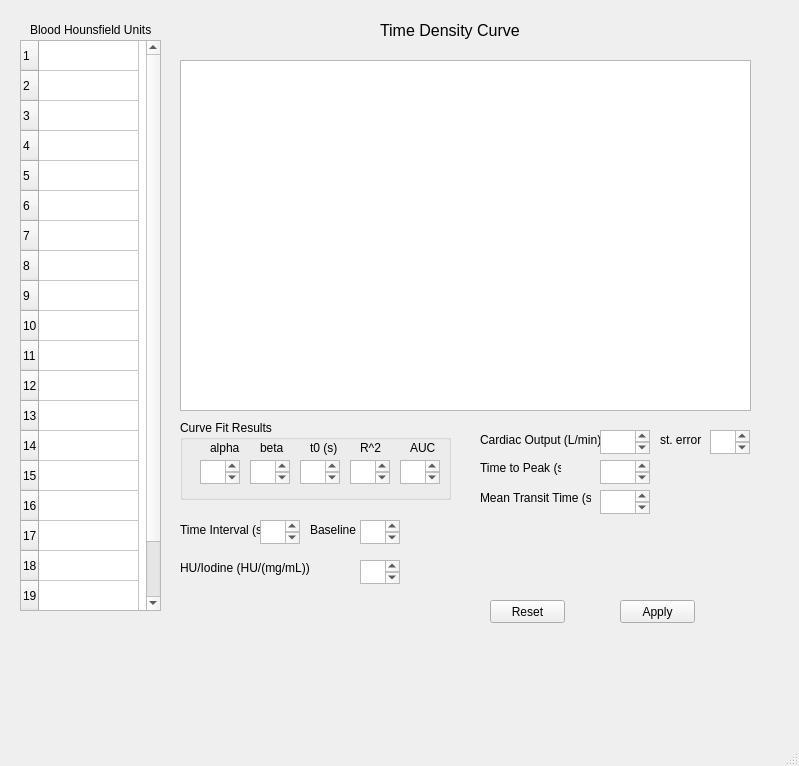
ogdenk/COCalculator, file Cocalc_mainwindow.ui: the form before one commit.
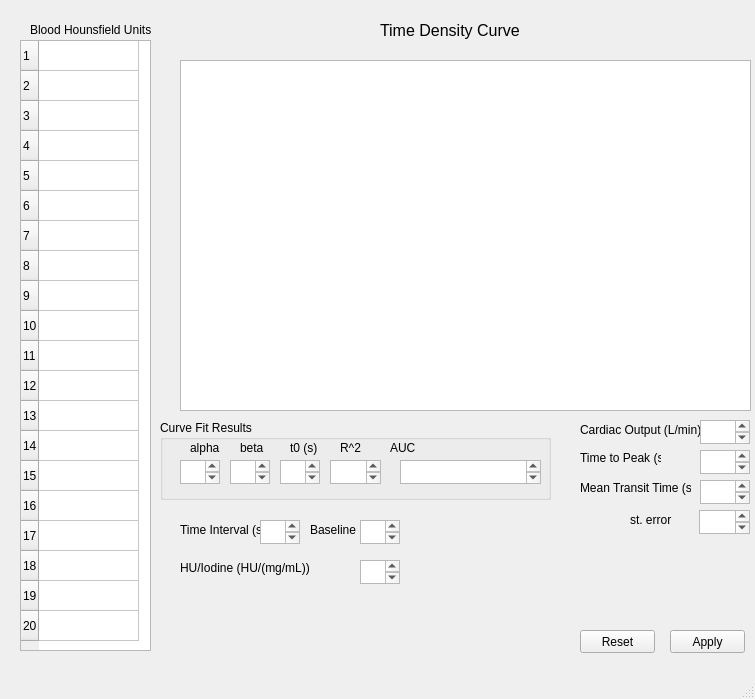
The form after the commit. Custom widgets are drawn as their Qt base class.

Patch:
```diff
--- a/Cocalc_mainwindow.ui
+++ b/Cocalc_mainwindow.ui
@@ -6,8 +6,8 @@
    <rect>
     <x>0</x>
     <y>0</y>
-    <width>799</width>
-    <height>766</height>
+    <width>755</width>
+    <height>699</height>
    </rect>
   </property>
   <property name="windowTitle">
@@ -17,8 +17,8 @@
    <widget class="QLabel" name="label_CO">
     <property name="geometry">
      <rect>
-      <x>480</x>
-      <y>430</y>
+      <x>580</x>
+      <y>420</y>
       <width>121</width>
       <height>20</height>
      </rect>
@@ -30,8 +30,8 @@
    <widget class="QPlainTextEdit" name="peakTime">
     <property name="geometry">
      <rect>
-      <x>600</x>
-      <y>460</y>
+      <x>700</x>
+      <y>450</y>
       <width>50</width>
       <height>24</height>
      </rect>
@@ -69,8 +69,8 @@
    <widget class="QLabel" name="label_sterror">
     <property name="geometry">
      <rect>
-      <x>660</x>
-      <y>430</y>
+      <x>630</x>
+      <y>510</y>
       <width>51</width>
       <height>20</height>
      </rect>
@@ -113,9 +113,9 @@
    <widget class="QGroupBox" name="CurveFitResults">
     <property name="geometry">
      <rect>
-      <x>180</x>
+      <x>160</x>
       <y>420</y>
-      <width>271</width>
+      <width>391</width>
       <height>80</height>
      </rect>
     </property>
@@ -153,7 +153,7 @@
       <rect>
        <x>170</x>
        <y>40</y>
-       <width>40</width>
+       <width>51</width>
        <height>24</height>
       </rect>
      </property>
@@ -177,9 +177,9 @@
     <widget class="QPlainTextEdit" name="AUC">
      <property name="geometry">
       <rect>
-       <x>220</x>
+       <x>240</x>
        <y>40</y>
-       <width>40</width>
+       <width>141</width>
        <height>24</height>
       </rect>
      </property>
@@ -256,8 +256,8 @@
    <widget class="QPlainTextEdit" name="MTT">
     <property name="geometry">
      <rect>
-      <x>600</x>
-      <y>490</y>
+      <x>700</x>
+      <y>480</y>
       <width>50</width>
       <height>24</height>
      </rect>
@@ -269,9 +269,9 @@
    <widget class="QPlainTextEdit" name="standardError">
     <property name="geometry">
      <rect>
-      <x>710</x>
-      <y>430</y>
-      <width>40</width>
+      <x>699</x>
+      <y>510</y>
+      <width>51</width>
       <height>24</height>
      </rect>
     </property>
@@ -310,8 +310,8 @@
      <rect>
       <x>20</x>
       <y>40</y>
-      <width>141</width>
-      <height>571</height>
+      <width>131</width>
+      <height>611</height>
      </rect>
     </property>
     <property name="mouseTracking">
@@ -363,8 +363,8 @@
    <widget class="QLabel" name="label_peaktime">
     <property name="geometry">
      <rect>
-      <x>480</x>
-      <y>460</y>
+      <x>580</x>
+      <y>450</y>
       <width>81</width>
       <height>16</height>
      </rect>
@@ -394,8 +394,8 @@
    <widget class="QPlainTextEdit" name="cardiacOutput">
     <property name="geometry">
      <rect>
-      <x>600</x>
-      <y>430</y>
+      <x>700</x>
+      <y>420</y>
       <width>50</width>
       <height>24</height>
      </rect>
@@ -410,8 +410,8 @@
    <widget class="QLabel" name="label_MTT">
     <property name="geometry">
      <rect>
-      <x>480</x>
-      <y>490</y>
+      <x>580</x>
+      <y>480</y>
       <width>111</width>
       <height>16</height>
      </rect>
@@ -436,8 +436,8 @@
    <widget class="QPushButton" name="reset">
     <property name="geometry">
      <rect>
-      <x>490</x>
-      <y>600</y>
+      <x>580</x>
+      <y>630</y>
       <width>75</width>
       <height>23</height>
      </rect>
@@ -449,8 +449,8 @@
    <widget class="QPushButton" name="apply">
     <property name="geometry">
      <rect>
-      <x>620</x>
-      <y>600</y>
+      <x>670</x>
+      <y>630</y>
       <width>75</width>
       <height>23</height>
      </rect>
```
Left out of the diff: 2 changed lines with no effect on the pictures.
